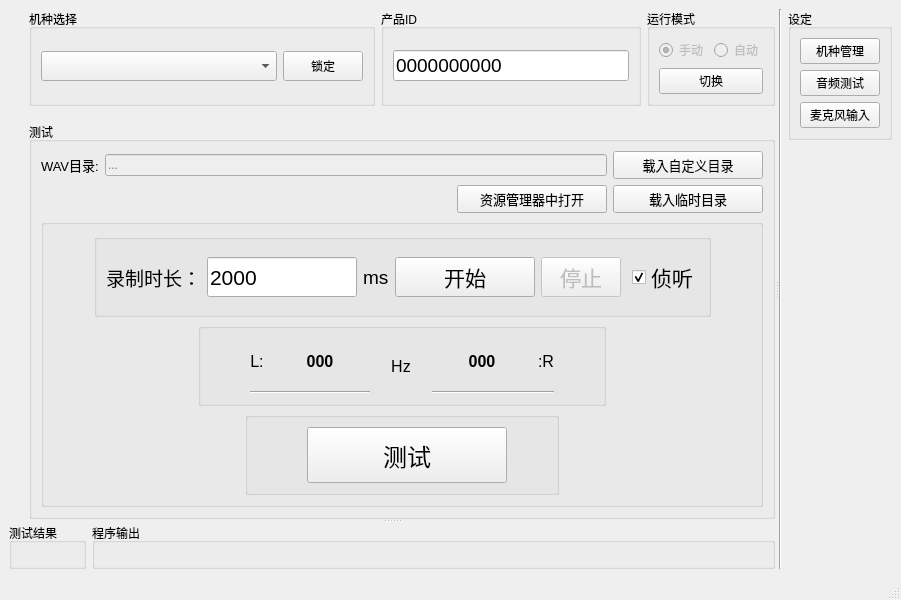
Old version of the form mainwindow.ui in the repository YeeeeRQ/SpeakerTest.
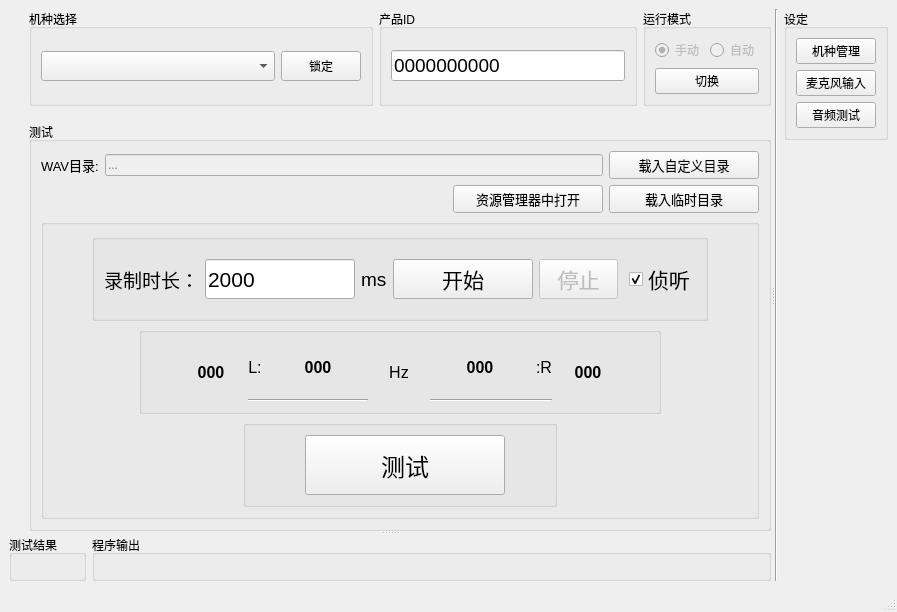
New version of the form. Custom widgets are drawn as their Qt base class.

Commit message: 1. 侦听噪声过滤，指定频率增强。2. 音频测试界面交互修改

Diff of the .ui file:
```diff
--- a/mainwindow.ui
+++ b/mainwindow.ui
@@ -6,8 +6,8 @@
    <rect>
     <x>0</x>
     <y>0</y>
-    <width>901</width>
-    <height>600</height>
+    <width>897</width>
+    <height>612</height>
    </rect>
   </property>
   <property name="minimumSize">
@@ -574,6 +574,41 @@
                             </property>
                            </spacer>
                           </item>
+                          <item>
+                           <widget class="QLabel" name="label_LSPL">
+                            <property name="minimumSize">
+                             <size>
+                              <width>50</width>
+                              <height>0</height>
+                             </size>
+                            </property>
+                            <property name="font">
+                             <font>
+                              <pointsize>12</pointsize>
+                              <bold>true</bold>
+                             </font>
+                            </property>
+                            <property name="text">
+                             <string>000</string>
+                            </property>
+                            <property name="alignment">
+                             <set>Qt::AlignCenter</set>
+                            </property>
+                           </widget>
+                          </item>
+                          <item>
+                           <spacer name="horizontalSpacer_15">
+                            <property name="orientation">
+                             <enum>Qt::Horizontal</enum>
+                            </property>
+                            <property name="sizeHint" stdset="0">
+                             <size>
+                              <width>10</width>
+                              <height>20</height>
+                             </size>
+                            </property>
+                           </spacer>
+                          </item>
                           <item>
                            <layout class="QHBoxLayout" name="horizontalLayout_13" stretch="1,0,1">
                             <item>
@@ -703,6 +738,41 @@
                             </item>
                            </layout>
                           </item>
+                          <item>
+                           <spacer name="horizontalSpacer_16">
+                            <property name="orientation">
+                             <enum>Qt::Horizontal</enum>
+                            </property>
+                            <property name="sizeHint" stdset="0">
+                             <size>
+                              <width>10</width>
+                              <height>20</height>
+                             </size>
+                            </property>
+                           </spacer>
+                          </item>
+                          <item>
+                           <widget class="QLabel" name="label_RSPL">
+                            <property name="minimumSize">
+                             <size>
+                              <width>50</width>
+                              <height>0</height>
+                             </size>
+                            </property>
+                            <property name="font">
+                             <font>
+                              <pointsize>12</pointsize>
+                              <bold>true</bold>
+                             </font>
+                            </property>
+                            <property name="text">
+                             <string>000</string>
+                            </property>
+                            <property name="alignment">
+                             <set>Qt::AlignCenter</set>
+                            </property>
+                           </widget>
+                          </item>
                           <item>
                            <spacer name="horizontalSpacer_12">
                             <property name="orientation">
@@ -941,13 +1011,6 @@
                  </property>
                 </widget>
                </item>
-               <item>
-                <widget class="QPushButton" name="btnSetting4AutoTest">
-                 <property name="text">
-                  <string>音频测试</string>
-                 </property>
-                </widget>
-               </item>
                <item>
                 <widget class="QPushButton" name="btnSetting4Mic">
                  <property name="text">
@@ -955,6 +1018,13 @@
                  </property>
                 </widget>
                </item>
+               <item>
+                <widget class="QPushButton" name="btnSetting4AutoTest">
+                 <property name="text">
+                  <string>音频测试</string>
+                 </property>
+                </widget>
+               </item>
               </layout>
              </item>
             </layout>
```
Left out of the diff: 2 changed lines with no effect on the pictures. The commit also changes 10 other files.
